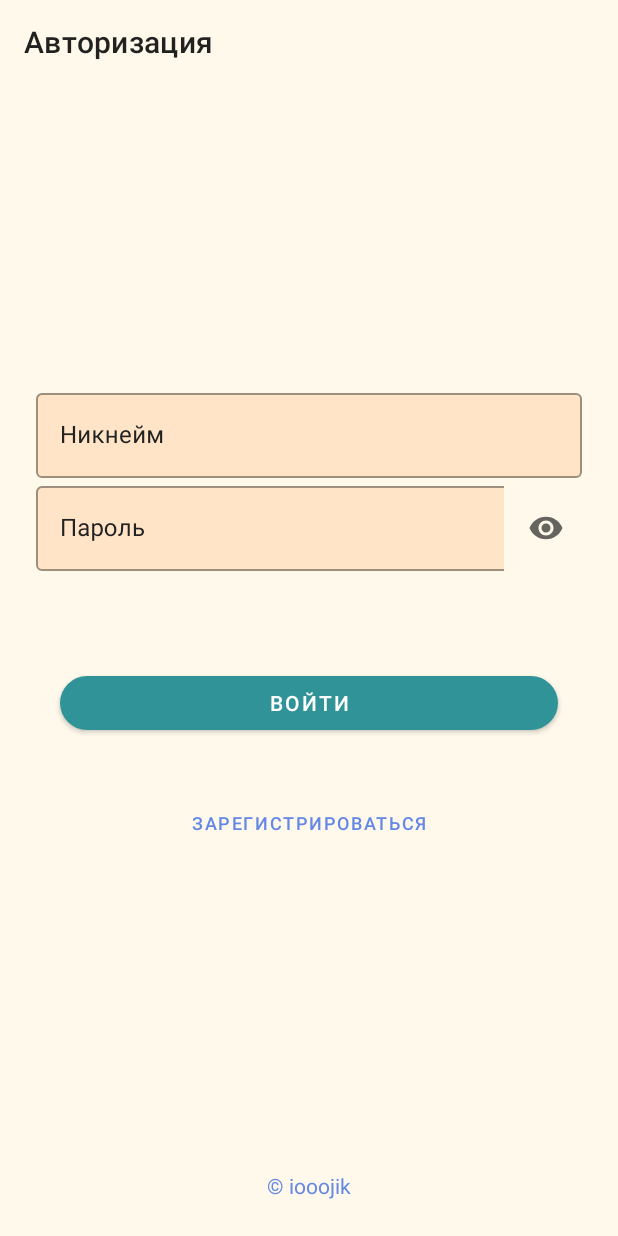
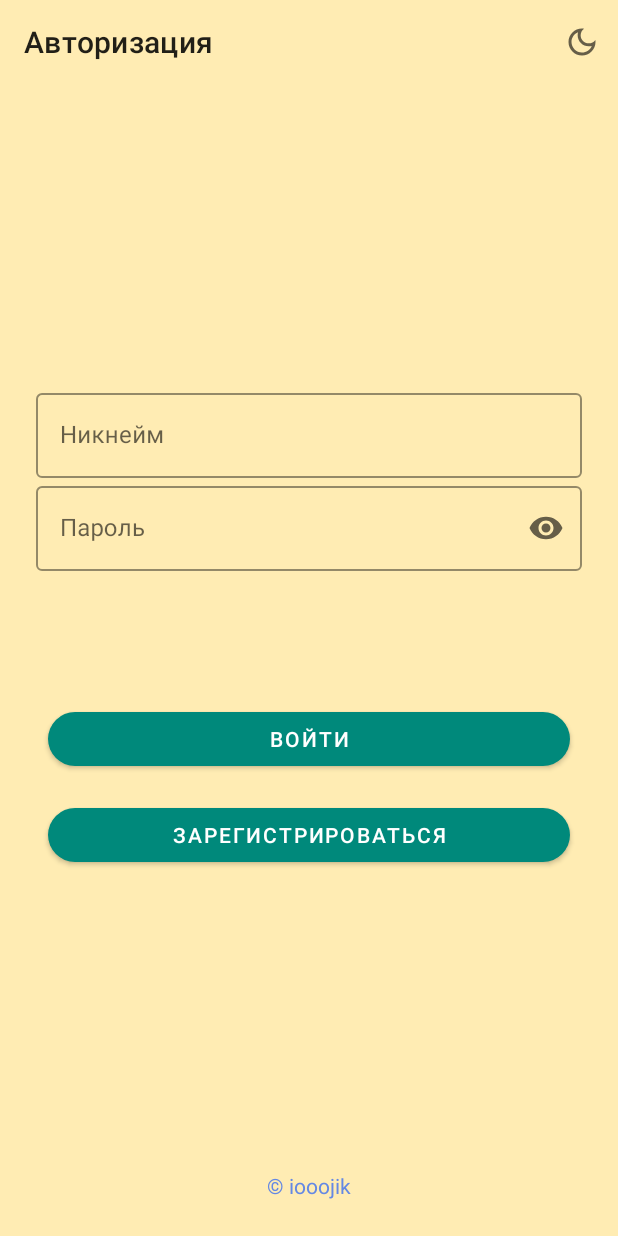
Before and after one commit to iooojik/anon_meet_kotlin, an Android app: the screen it shows after launch (MainActivity), on a phone screen of 412 x 824 dp. Run offline under Robolectric (Android 15) with nearby library versions, the phone set to English and light mode, and no system bars; our stand-ins replace navigation-ui; 1 statement that could not run was skipped.

Commit message:
design update

```diff
--- a/app/src/main/java/iooojik/anon/meet/ui/auth/login/LoginFragment.kt
+++ b/app/src/main/java/iooojik/anon/meet/ui/auth/login/LoginFragment.kt
@@ -1,9 +1,7 @@
 package iooojik.anon.meet.ui.auth.login
 
 import android.os.Bundle
-import android.view.LayoutInflater
-import android.view.View
-import android.view.ViewGroup
+import android.view.*
 import androidx.fragment.app.Fragment
 import androidx.navigation.fragment.findNavController
 import iooojik.anon.meet.R
@@ -19,7 +17,13 @@ class LoginFragment : Fragment(), LoginFragmentLogic {
     ): View {
         binding = FragmentLoginBinding.inflate(inflater)
         setListeners(binding)
+        setHasOptionsMenu(true)
         return binding.root
+    }
+
+    override fun onCreateOptionsMenu(menu: Menu, inflater: MenuInflater) {
+        inflater.inflate(R.menu.top_app_bar_auth_menu, menu)
+        super.onCreateOptionsMenu(menu, inflater)
     }
 
     override fun onClick(v: View?) {
--- a/app/src/main/java/iooojik/anon/meet/ui/auth/login/LoginFragmentLogic.kt
+++ b/app/src/main/java/iooojik/anon/meet/ui/auth/login/LoginFragmentLogic.kt
@@ -47,7 +47,9 @@ interface LoginFragmentLogic : View.OnClickListener {
             }
 
             override fun onFailure(call: Call<LoginResponse>, t: Throwable) {
-                RetrofitHelper.onFailure(t)
+                if (binding != null) {
+                    RetrofitHelper.onFailure(t, binding.root, activity)
+                } else RetrofitHelper.onFailure(t)
                 binding?.progressBar?.visibility = View.INVISIBLE
             }
 
--- a/app/src/main/res/layout/chat_input_text_layout.xml
+++ b/app/src/main/res/layout/chat_input_text_layout.xml
@@ -27,11 +27,9 @@
         android:layout_height="wrap_content"
         android:layout_gravity="center"
         android:layout_margin="@dimen/message_input_dimen"
-        android:backgroundTint="?attr/colorAccent"
         android:contentDescription="@string/send_message"
         android:elevation="0dp"
         app:fabSize="mini"
-        app:iconTint="?android:textColor"
         app:srcCompat="@drawable/outline_send_24" />
 
 </LinearLayout>
--- a/app/src/main/res/layout/confirmation_bottom_sheet_layout.xml
+++ b/app/src/main/res/layout/confirmation_bottom_sheet_layout.xml
@@ -17,14 +17,12 @@
 
         <Button
             android:id="@+id/button_yes"
-            style="@style/buttonStyle"
             android:layout_width="wrap_content"
             android:layout_height="wrap_content"
             android:text="@string/yes" />
 
         <Button
             android:id="@+id/button_no"
-            style="@style/buttonStyle"
             android:layout_width="wrap_content"
             android:layout_height="wrap_content"
             android:text="@string/no" />
--- a/app/src/main/res/layout/fragment_login.xml
+++ b/app/src/main/res/layout/fragment_login.xml
@@ -26,6 +26,8 @@
             <com.google.android.material.textfield.TextInputEditText
                 android:layout_width="match_parent"
                 android:layout_height="wrap_content"
+                android:maxEms="16"
+                android:maxLines="1"
                 android:inputType="text" />
 
         </com.google.android.material.textfield.TextInputLayout>
@@ -40,16 +42,19 @@
             <com.google.android.material.textfield.TextInputEditText
                 android:layout_width="match_parent"
                 android:layout_height="wrap_content"
-
+                android:maxLines="1"
+                android:maxEms="36"
                 android:inputType="textPassword" />
 
         </com.google.android.material.textfield.TextInputLayout>
 
         <ProgressBar
             android:id="@+id/progressBar"
-            style="?android:attr/progressBarStyle"
             android:layout_width="match_parent"
             android:layout_height="wrap_content"
+            android:layout_gravity="center"
+            android:layout_marginTop="@dimen/standard_margin"
+            android:layout_marginBottom="@dimen/standard_margin"
             android:visibility="invisible" />
 
         <Button
@@ -57,16 +62,15 @@
             android:layout_width="match_parent"
             android:layout_height="wrap_content"
             android:layout_gravity="center"
-            android:layout_margin="@dimen/standard_margin"
+            android:layout_margin="@dimen/standard_margin_2"
             android:text="@string/login" />
 
         <Button
             android:id="@+id/go_to_registration_button"
-            style="@style/textButtonStyle"
             android:layout_width="match_parent"
             android:layout_height="wrap_content"
             android:layout_gravity="center"
-            android:layout_margin="@dimen/standard_margin"
+            android:layout_margin="@dimen/standard_margin_2"
             android:text="@string/register" />
 
     </LinearLayout>
--- a/app/src/main/res/layout/fragment_settings.xml
+++ b/app/src/main/res/layout/fragment_settings.xml
@@ -18,6 +18,8 @@
 
         <TextView
             android:id="@+id/user_credentials"
+            style="@style/headline6"
+            android:layout_margin="@dimen/standard_margin"
             android:layout_width="match_parent"
             android:layout_height="wrap_content"
             android:text="@{@string/text_view_age(String.format(`%s`, user.Companion.userMutableLiveData.userLogin), String.format(`%s`, user.Companion.userMutableLiveData.filter.myAge))}" />
--- a/app/src/main/res/layout/navigation_routes.xml
+++ b/app/src/main/res/layout/navigation_routes.xml
@@ -4,6 +4,7 @@
     android:layout_width="match_parent"
     android:layout_height="match_parent"
     android:focusableInTouchMode="true"
+    android:background="?attr/colorPrimarySurface"
     android:orientation="vertical">
 
     <com.google.android.material.appbar.AppBarLayout
--- a/app/src/main/res/layout/search_bottom_sheet_layout.xml
+++ b/app/src/main/res/layout/search_bottom_sheet_layout.xml
@@ -15,7 +15,6 @@
 
     <Button
         android:id="@+id/cancel_search_button"
-        style="@style/buttonStyle"
         android:layout_width="match_parent"
         android:layout_height="match_parent"
         android:layout_gravity="center"
--- a/app/src/main/res/values-night/themes.xml
+++ b/app/src/main/res/values-night/themes.xml
@@ -3,16 +3,74 @@
     <style name="Theme.AnonMeet" parent="Theme.MaterialComponents.DayNight.NoActionBar">
         <!-- Primary brand color. -->
         <item name="colorPrimary">@color/dark_mode_primary</item>
-        <item name="colorPrimaryVariant">@color/dark_mode_primary_variant</item>
-        <item name="colorOnPrimary">@color/dark_mode_primary_variant</item>
+        <item name="colorPrimaryDark">@color/dark_mode_primary_variant</item>
         <!-- Secondary brand color. -->
         <item name="colorSecondary">@color/dark_mode_secondary</item>
-        <item name="colorSecondaryVariant">@color/dark_mode_secondary_variant</item>
+        <item name="colorSecondaryVariant">@color/dark_mode_primary</item>
         <item name="colorOnSecondary">@color/dark_mode_text_primary</item>
         <!-- Status bar color. -->
         <item name="android:statusBarColor" tools:targetApi="l">?attr/colorPrimary</item>
         <!-- Customize your theme here. -->
+        <item name="colorAccent">@color/secondaryColor</item>
         <item name="android:textColor">@color/dark_mode_text_primary</item>
         <item name="hintTextColor">@color/dark_mode_text_secondary</item>
+
+        <item name="background">?attr/colorPrimary</item>
+        <item name="textInputStyle">@style/Widget.App.TextInputLayout</item>
+        <item name="materialButtonStyle">@style/buttonStyle</item>
+        <item name="android:navigationBarColor">?attr/colorPrimarySurface</item>
+        <item name="android:textCursorDrawable">?attr/colorAccent</item>
+    </style>
+
+    <style name="Widget.App.TextInputLayout" parent="Widget.MaterialComponents.TextInputLayout.OutlinedBox">
+        <item name="colorOnSurface">?android:textColor</item>
+        <item name="hintTextColor">?android:textColor</item>
+        <item name="boxStrokeColor">?android:textColor</item>
+        <item name="boxBackgroundColor">?attr/colorPrimarySurface</item>
+        <item name="colorError">@color/kRed</item>
+    </style>
+
+    <style name="navigation_routes_style">
+        <item name="android:textSize">18sp</item>
+        <item name="android:layout_margin">@dimen/navigation_routes_dimen</item>
+    </style>
+
+    <style name="Widget.App.Button.OutlinedButton.IconOnly" parent="Widget.MaterialComponents.Button.OutlinedButton">
+        <item name="iconPadding">0dp</item>
+        <item name="android:insetTop">0dp</item>
+        <item name="android:insetBottom">0dp</item>
+        <item name="android:paddingLeft">12dp</item>
+        <item name="android:paddingRight">12dp</item>
+        <item name="android:minWidth">48dp</item>
+        <item name="android:minHeight">48dp</item>
+    </style>
+
+    <style name="buttonStyle" parent="Widget.MaterialComponents.Button">
+        <item name="backgroundTint">?attr/colorAccent</item>
+        <item name="cornerRadius">30dp</item>
+        <item name="android:textColor">@color/white</item>
+    </style>
+
+    <style name="textButtonStyle" parent="Widget.MaterialComponents.Button.TextButton">
+        <item name="cornerRadius">30dp</item>
+        <item name="android:textColor">@color/kBlue</item>
+        <item name="android:textSize">12sp</item>
+    </style>
+
+    <style name="headline6" parent="Widget.AppCompat.TextView">
+        <item name="android:textSize">20sp</item>
+        <item name="android:textStyle">bold</item>
+    </style>
+
+    <style name="subtitle1" parent="Widget.AppCompat.TextView">
+        <item name="android:textSize">16sp</item>
+    </style>
+
+    <style name="range_slider" parent="Widget.MaterialComponents.Slider">
+        <item name="tickVisible">false</item>
+        <item name="labelBehavior">gone</item>
+        <item name="thumbColor">?attr/colorAccent</item>
+        <item name="trackColor">?attr/colorSecondaryVariant</item>
+
     </style>
 </resources>
--- a/app/src/main/res/values/colors.xml
+++ b/app/src/main/res/values/colors.xml
@@ -1,11 +1,15 @@
 <?xml version="1.0" encoding="utf-8"?>
 <resources>
     <!-- light mode -->
-    <color name="light_mode_primary">#FFFFF9EC</color>
-    <color name="light_mode_primary_variant">#FFFFE4C7</color>
-    <color name="light_mode_primary_dark">#FFF9ECFF</color>
-    <color name="light_mode_secondary">#FFFFE4C7</color>
-    <color name="light_mode_secondary_variant">#FF309397</color>
+    <color name="primaryColor">#ffecb3</color>
+    <color name="primaryLightColor">#ffffe5</color>
+    <color name="primaryDarkColor">#cbba83</color>
+    <color name="secondaryColor">#00897b</color>
+    <color name="secondaryLightColor">#4ebaaa</color>
+    <color name="secondaryDarkColor">#005b4f</color>
+    <color name="primaryTextColor">#222222</color>
+    <color name="secondaryTextColor">#efefef</color>
+
     <color name="black">#FF000000</color>
     <color name="white">#FFFFFFFF</color>
     <color name="kRed">#FFE46472</color>
@@ -15,8 +19,6 @@
     <color name="kGreen">#FF309397</color>
     <color name="kDarkBlue">#FF0D253F</color>
     <color name="primaryBlue">#ff2972ff</color>
-    <color name="light_mode_text_primary">#ff222222</color>
-    <color name="light_mode_text_secondary">#ff94959b</color>
     <color name="textWhiteGrey">#ff94959b</color>
     <color name="light_meBubble">#fff1f1f5</color>
     <color name="light_notMeBubble">#FF309397</color>
--- a/app/src/main/res/values/dimens.xml
+++ b/app/src/main/res/values/dimens.xml
@@ -2,6 +2,8 @@
 <resources>
     <dimen name="navigation_routes_dimen">8dp</dimen>
     <dimen name="standard_margin">16dp</dimen>
+    <dimen name="standard_margin_2">8dp</dimen>
+    <dimen name="standard_margin_large">36dp</dimen>
     <dimen name="message_input_dimen">4dp</dimen>
     <dimen name="fab_margin">16dp</dimen>
 </resources>
--- a/app/src/main/res/values/strings.xml
+++ b/app/src/main/res/values/strings.xml
@@ -35,6 +35,7 @@
     <string name="yes">Да</string>
     <string name="no">Нет</string>
     <string name="finish_chat_confirmation">Вы действительно хотите завершить чат?</string>
+    <string name="error_request">Ошибка выполнения запроса</string>
     <string name="hello_blank_fragment">Hello blank fragment</string>
 
 
--- a/app/src/main/res/values/themes.xml
+++ b/app/src/main/res/values/themes.xml
@@ -2,44 +2,30 @@
     <!-- Base application theme. -->
     <style name="Theme.AnonMeet" parent="Theme.MaterialComponents.Light.NoActionBar">
         <!-- Primary brand color. -->
-        <item name="colorPrimary">@color/light_mode_primary</item>
-        <item name="colorPrimaryVariant">@color/light_mode_primary_variant</item>
-        <item name="colorOnPrimary">@color/light_mode_primary_variant</item>
+        <item name="colorPrimary">@color/primaryColor</item>
+        <item name="colorPrimaryDark">@color/primaryDarkColor</item>
         <!-- Secondary brand color. -->
-        <item name="colorSecondary">@color/light_mode_secondary</item>
-        <item name="colorSecondaryVariant">@color/light_mode_secondary_variant</item>
-        <item name="colorOnSecondary">@color/light_mode_text_primary</item>
+        <item name="colorSecondary">@color/secondaryColor</item>
+        <item name="colorSecondaryVariant">@color/secondaryLightColor</item>
         <!-- Status bar color. -->
         <item name="android:statusBarColor" tools:targetApi="l">?attr/colorPrimary</item>
         <!-- Customize your theme here. -->
-        <item name="android:textColor">@color/light_mode_text_primary</item>
-        <item name="hintTextColor">@color/light_mode_text_secondary</item>
+        <item name="colorAccent">@color/secondaryColor</item>
+        <item name="android:textColor">@color/primaryTextColor</item>
+        <item name="hintTextColor">@color/secondaryTextColor</item>
         <item name="background">?attr/colorPrimary</item>
-        <item name="android:background">?attr/colorPrimary</item>
         <item name="textInputStyle">@style/Widget.App.TextInputLayout</item>
         <item name="materialButtonStyle">@style/buttonStyle</item>
+        <item name="android:navigationBarColor">?attr/colorPrimarySurface</item>
+        <item name="android:textCursorDrawable">?attr/colorAccent</item>
     </style>
 
-    <style name="buttonStyle" parent="Widget.MaterialComponents.Button">
-        <item name="backgroundTint">@color/light_mode_secondary_variant</item>
-        <item name="cornerRadius">30dp</item>
-        <item name="android:textColor">@color/white</item>
-    </style>
-
-    <style name="textButtonStyle" parent="Widget.MaterialComponents.Button.TextButton">
-        <item name="cornerRadius">30dp</item>
-        <item name="android:textColor">@color/kBlue</item>
-        <item name="android:textSize">12sp</item>
-    </style>
-
-
     <style name="Widget.App.TextInputLayout" parent="Widget.MaterialComponents.TextInputLayout.OutlinedBox">
-        <item name="boxBackgroundColor">?attr/colorSecondary</item>
-        <item name="android:colorBackground">?attr/colorSecondary</item>
-        <item name="borderWidth">0dp</item>
+        <item name="colorOnSurface">?android:textColor</item>
+        <item name="hintTextColor">?android:textColor</item>
+        <item name="boxStrokeColor">?android:textColor</item>
+        <item name="boxBackgroundColor">?attr/colorPrimarySurface</item>
         <item name="colorError">@color/kRed</item>
-        <item name="android:textColorHint">@color/light_mode_text_primary</item>
-        <item name="hintTextColor">@color/light_mode_text_primary</item>
     </style>
 
     <style name="navigation_routes_style">
@@ -57,12 +43,32 @@
         <item name="android:minHeight">48dp</item>
     </style>
 
-    <style name="Theme.AnonMeet.NoActionBar">
-        <item name="windowActionBar">false</item>
-        <item name="windowNoTitle">true</item>
+    <style name="buttonStyle" parent="Widget.MaterialComponents.Button">
+        <item name="backgroundTint">?attr/colorAccent</item>
+        <item name="cornerRadius">30dp</item>
+        <item name="android:textColor">@color/white</item>
     </style>
 
-    <style name="Theme.AnonMeet.AppBarOverlay" parent="ThemeOverlay.AppCompat.Dark.ActionBar" />
+    <style name="textButtonStyle" parent="Widget.MaterialComponents.Button.TextButton">
+        <item name="cornerRadius">30dp</item>
+        <item name="android:textColor">@color/kBlue</item>
+        <item name="android:textSize">12sp</item>
+    </style>
 
-    <style name="Theme.AnonMeet.PopupOverlay" parent="ThemeOverlay.AppCompat.Light" />
+    <style name="headline6" parent="Widget.AppCompat.TextView">
+        <item name="android:textSize">20sp</item>
+        <item name="android:textStyle">bold</item>
+    </style>
+
+    <style name="subtitle1" parent="Widget.AppCompat.TextView">
+        <item name="android:textSize">16sp</item>
+    </style>
+
+    <style name="range_slider" parent="Widget.MaterialComponents.Slider">
+        <item name="tickVisible">false</item>
+        <item name="labelBehavior">gone</item>
+        <item name="thumbColor">?attr/colorAccent</item>
+        <item name="trackColor">?attr/colorSecondaryVariant</item>
+
+    </style>
 </resources>
```
Also changed, not shown: app/src/main/java/iooojik/anon/meet/net/rest/RetrofitHelper.kt (+7 -1 lines), app/src/main/res/layout/fragment_filters.xml (+13 -2 lines), app/src/main/res/layout/fragment_registration2.xml (+6 -5 lines).
